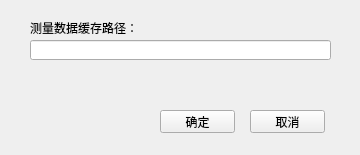
Before: the Qt Designer form cachedirconfigwidget.ui in MrXiaomao/Cu_Activation, drawn with Qt 5.
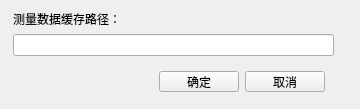
After: the same form once the commit is applied.

Commit message: 修复测量时间超过1天后，显示异常问题。改为Qlable.

```diff
--- a/cachedirconfigwidget.ui
+++ b/cachedirconfigwidget.ui
@@ -7,60 +7,66 @@
     <x>0</x>
     <y>0</y>
     <width>360</width>
-    <height>155</height>
+    <height>109</height>
    </rect>
   </property>
   <property name="windowTitle">
    <string>缓存路径设置</string>
   </property>
-  <widget class="QPushButton" name="pushButton_ok">
+  <widget class="QWidget" name="">
    <property name="geometry">
     <rect>
-     <x>160</x>
-     <y>110</y>
-     <width>75</width>
-     <height>23</height>
+     <x>13</x>
+     <y>10</y>
+     <width>321</width>
+     <height>91</height>
     </rect>
    </property>
-   <property name="text">
-    <string>确定</string>
-   </property>
-  </widget>
-  <widget class="QPushButton" name="pushButton_cancel">
-   <property name="geometry">
-    <rect>
-     <x>250</x>
-     <y>110</y>
-     <width>75</width>
-     <height>23</height>
-    </rect>
-   </property>
-   <property name="text">
-    <string>取消</string>
-   </property>
-  </widget>
-  <widget class="QLabel" name="label">
-   <property name="geometry">
-    <rect>
-     <x>30</x>
-     <y>20</y>
-     <width>121</width>
-     <height>16</height>
-    </rect>
-   </property>
-   <property name="text">
-    <string>测量数据缓存路径：</string>
-   </property>
-  </widget>
-  <widget class="QLineEdit" name="lineEdit_path">
-   <property name="geometry">
-    <rect>
-     <x>30</x>
-     <y>40</y>
-     <width>301</width>
-     <height>20</height>
-    </rect>
-   </property>
+   <layout class="QVBoxLayout" name="verticalLayout">
+    <item>
+     <widget class="QLabel" name="label">
+      <property name="text">
+       <string>测量数据缓存路径：</string>
+      </property>
+     </widget>
+    </item>
+    <item>
+     <widget class="QLineEdit" name="lineEdit_path"/>
+    </item>
+    <item>
+     <widget class="QWidget" name="widget" native="true">
+      <layout class="QHBoxLayout" name="horizontalLayout">
+       <item>
+        <spacer name="horizontalSpacer">
+         <property name="orientation">
+          <enum>Qt::Horizontal</enum>
+         </property>
+         <property name="sizeHint" stdset="0">
+          <size>
+           <width>40</width>
+           <height>20</height>
+          </size>
+         </property>
+        </spacer>
+       </item>
+       <item>
+        <widget class="QPushButton" name="pushButton_ok">
+         <property name="text">
+          <string>确定</string>
+         </property>
+        </widget>
+       </item>
+       <item>
+        <widget class="QPushButton" name="pushButton_cancel">
+         <property name="text">
+          <string>取消</string>
+         </property>
+        </widget>
+       </item>
+      </layout>
+     </widget>
+    </item>
+   </layout>
   </widget>
  </widget>
  <resources/>
```
The commit also changes 2 other files.
